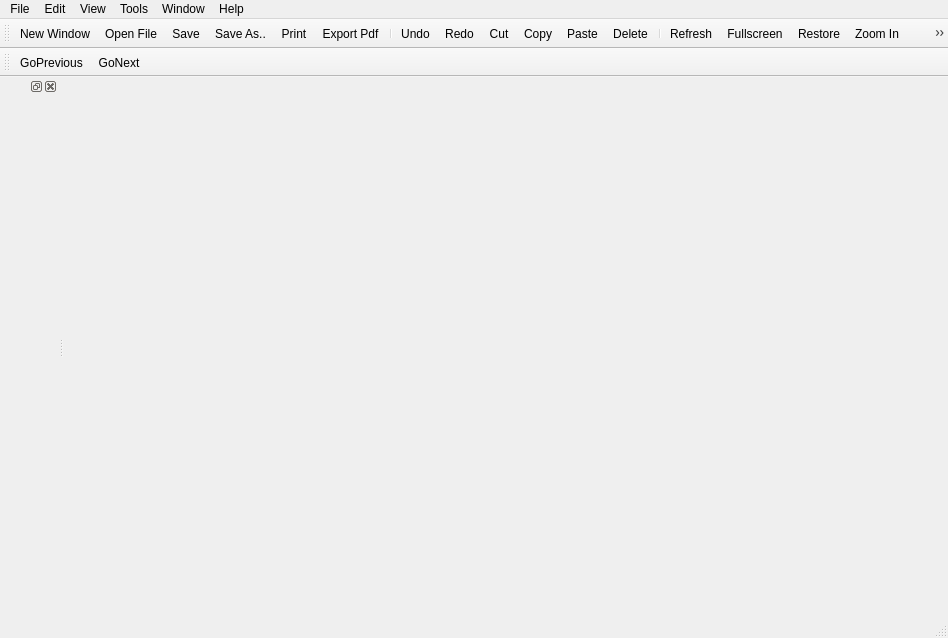
First picture: the form in ui/detectwindow.ui, repository hmy-repo/Peng_GUI, before the edit.
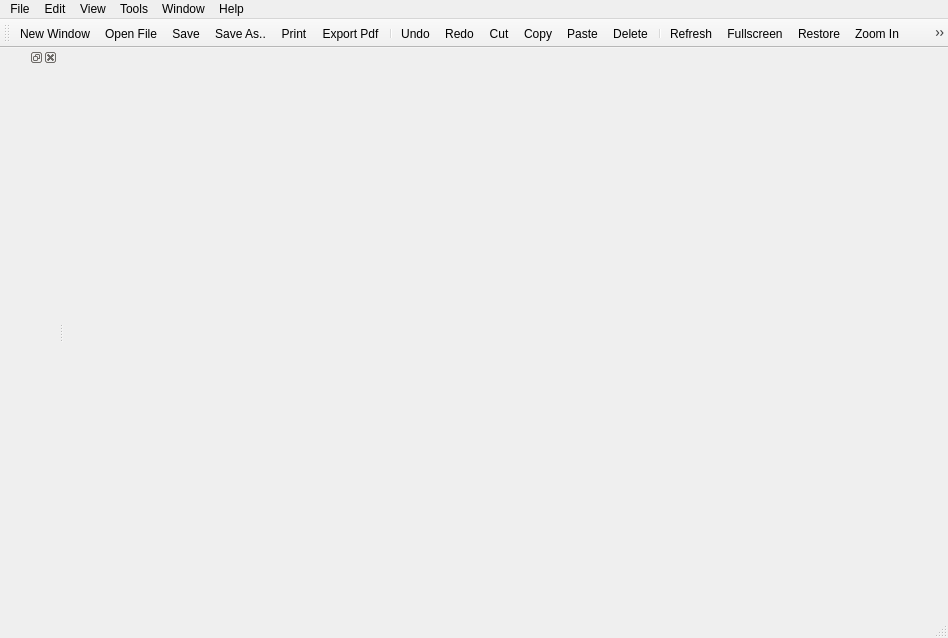
Second picture: the form after the edit. Icons and pictures are not drawn.

Commit message: add tab columns

The edit to the form file:
```diff
--- a/ui/detectwindow.ui
+++ b/ui/detectwindow.ui
@@ -186,19 +186,6 @@
    <addaction name="actionZoom_Fit_Best"/>
    <addaction name="separator"/>
   </widget>
-  <widget class="QToolBar" name="navigationToolBar">
-   <property name="windowTitle">
-    <string>toolBar_2</string>
-   </property>
-   <attribute name="toolBarArea">
-    <enum>TopToolBarArea</enum>
-   </attribute>
-   <attribute name="toolBarBreak">
-    <bool>true</bool>
-   </attribute>
-   <addaction name="actionGoPrevious"/>
-   <addaction name="actionGoNext"/>
-  </widget>
   <widget class="QDockWidget" name="dockWidget">
    <attribute name="dockWidgetArea">
     <number>1</number>
```
The commit also changes 4 other files.
